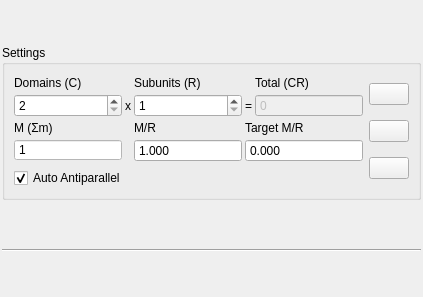
Before: the Qt Designer form ui/config/tabs/domains/panel.ui in NATuG3/NATuG3, drawn with Qt 5.
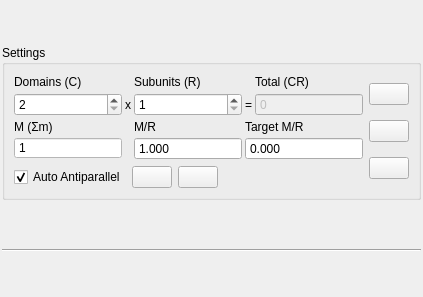
After: the same form once the commit is applied.

Commit message: Add domains rotation buttons

What changed in the file:
```diff
--- a/ui/config/tabs/domains/panel.ui
+++ b/ui/config/tabs/domains/panel.ui
@@ -44,16 +44,6 @@
       <string>Settings</string>
      </property>
      <layout class="QGridLayout" name="settings_area">
-      <item row="2" column="5">
-       <widget class="QCheckBox" name="auto_antiparallel">
-        <property name="text">
-         <string>Auto Antiparallel</string>
-        </property>
-        <property name="checked">
-         <bool>true</bool>
-        </property>
-       </widget>
-      </item>
       <item row="1" column="5">
        <layout class="QGridLayout" name="gridLayout">
         <property name="sizeConstraint">
@@ -323,6 +313,47 @@
         </item>
        </layout>
       </item>
+      <item row="2" column="5">
+       <layout class="QHBoxLayout" name="horizontalLayout">
+        <item>
+         <widget class="QCheckBox" name="auto_antiparallel">
+          <property name="text">
+           <string>Auto Antiparallel</string>
+          </property>
+          <property name="checked">
+           <bool>true</bool>
+          </property>
+         </widget>
+        </item>
+        <item>
+         <widget class="QPushButton" name="rotate_down_button">
+          <property name="text">
+           <string/>
+          </property>
+         </widget>
+        </item>
+        <item>
+         <widget class="QPushButton" name="rotate_up_button">
+          <property name="text">
+           <string/>
+          </property>
+         </widget>
+        </item>
+        <item>
+         <spacer name="horizontalSpacer">
+          <property name="orientation">
+           <enum>Qt::Horizontal</enum>
+          </property>
+          <property name="sizeHint" stdset="0">
+           <size>
+            <width>40</width>
+            <height>20</height>
+           </size>
+          </property>
+         </spacer>
+        </item>
+       </layout>
+      </item>
       <item row="1" column="6" rowspan="2">
        <layout class="QVBoxLayout" name="verticalLayout_2">
         <item>
```
The commit also changes 1 other file.
